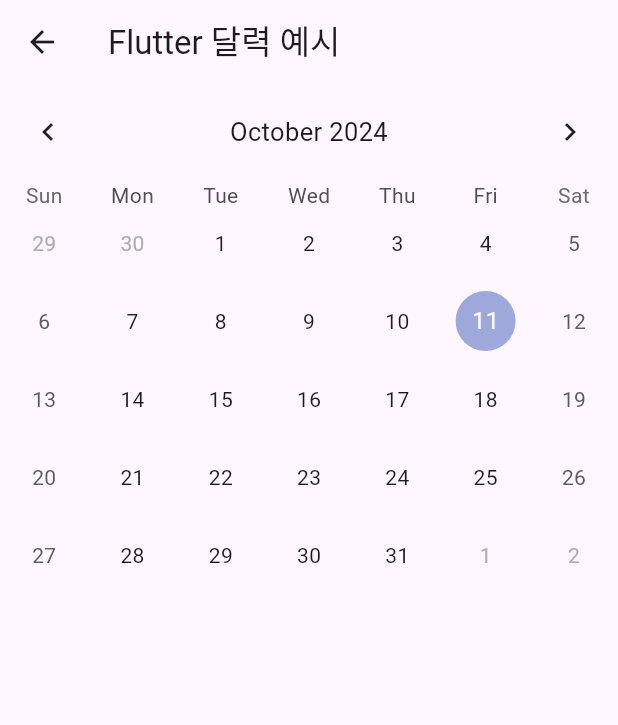
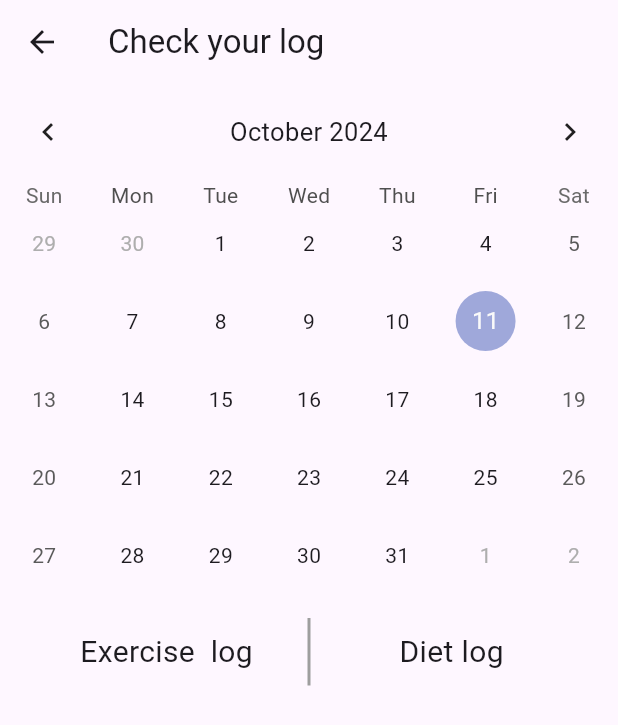
Before and after one commit to qotjwns/SpotUBae, a Flutter app: the CalendarScreen screen opened directly, on a phone screen of 412 x 824 dp. Shown: the top 725 px of the screen. Run offline on Flutter 3.47's test engine with Material 3 defaults, Android fonts, the light colour scheme and no system bars; drawn by our look-alikes of table_calendar; our stand-ins replace font_awesome_flutter.

Commit message:
캘린더 화면 홈화면 수정

```diff
--- a/lib/base/bottom_nav_bar.dart
+++ b/lib/base/bottom_nav_bar.dart
@@ -1,6 +1,5 @@
 import 'package:flutter/material.dart';
 import 'package:group_app/screen/calendar_screen.dart';
-import 'package:group_app/screen/my_routine_screen.dart';
 
 import '../screen/account.dart';
 import '../screen/home_screen.dart';
@@ -17,7 +16,7 @@ class _BottomNavBarState extends State<BottomNavBar> {
     const CalendarScreen(),
     const HomeScreen(),
     const AccountScreen(),
-  ];                          //메인화면 컨트롤
+  ]; //메인화면 컨트롤
   int _indexSelected = 1;
 
   void _onTappedItem(int index) {
@@ -31,7 +30,7 @@ class _BottomNavBarState extends State<BottomNavBar> {
     return Scaffold(
         body: appScreens[_indexSelected],
         bottomNavigationBar: BottomNavigationBar(
-          currentIndex: _indexSelected,
+            currentIndex: _indexSelected,
             onTap: _onTappedItem,
             selectedItemColor: Colors.black,
             items: const [
--- a/lib/date.dart
+++ b/lib/date.dart
@@ -3,11 +3,14 @@ import 'package:intl/intl.dart';
 
 class Date extends StatelessWidget {
   Date({super.key});
+
   final now = DateTime.now();
   String formattedDate = DateFormat('yy.MM.dd').format(DateTime.now());
 
   @override
   Widget build(BuildContext context) {
-    return Text(formattedDate, textAlign: TextAlign.right, style: const TextStyle(fontSize: 25, fontWeight: FontWeight.bold));
+    return Text(formattedDate,
+        textAlign: TextAlign.right,
+        style: const TextStyle(fontSize: 25, fontWeight: FontWeight.bold));
   }
 }
--- a/lib/screen/account.dart
+++ b/lib/screen/account.dart
@@ -1,5 +1,5 @@
 import 'package:flutter/material.dart';
-import 'package:flutter/services.dart'; // SystemNavigator.pop()을 사용하기 위함
+import 'package:flutter/services.dart';
 
 class AccountScreen extends StatelessWidget {
   const AccountScreen({super.key});
@@ -188,6 +188,9 @@ class NumberInputField extends StatelessWidget {
       decoration: const InputDecoration(
         border: InputBorder.none,
       ),
+      onChanged: (value){
+
+      },
     );
   }
 }
--- a/lib/screen/calendar_screen.dart
+++ b/lib/screen/calendar_screen.dart
@@ -17,13 +17,13 @@ class _CalendarScreenState extends State<CalendarScreen> {
   Widget build(BuildContext context) {
     return Scaffold(
       appBar: AppBar(
-        title: Text('Flutter 달력 예시'),
+        title: const Text("Check your log"),
       ),
-      body: Column(
-        children: [
+      body: Column(children: [
         TableCalendar(
+          headerStyle: const HeaderStyle(
+              formatButtonVisible: false, titleCentered: true),
           focusedDay: _focusedDay,
-            headerStyle: HeaderStyle(formatButtonVisible: false, titleCentered: true),
           firstDay: DateTime.utc(2010, 1, 1),
           lastDay: DateTime.utc(2030, 12, 31),
           calendarFormat: _calendarFormat,
@@ -47,8 +47,41 @@ class _CalendarScreenState extends State<CalendarScreen> {
             _focusedDay = focusedDay;
           },
         ),
+        Padding(
+            padding: const EdgeInsets.all(16.0),
+            child: Table(
+              border: const TableBorder(
+                horizontalInside: BorderSide(
+                  width: 2, // 가로줄 두께
+                  color: Colors.grey, // 가로줄 색상
+                  style: BorderStyle.solid,
+                ),
+                verticalInside: BorderSide(
+                  width: 2, // 가로줄 두께
+                  color: Colors.grey, // 가로줄 색상
+                  style: BorderStyle.solid,
+                ),
+              ),
+              children: const [
+                TableRow(
+                  children: [
+                    Padding(
+                      padding: EdgeInsets.all(8.0),
+                      child: Center(
+                          child: Text('Exercise  log',
+                              style: TextStyle(fontSize: 20))),
+                    ),
+                    Padding(
+                      padding: EdgeInsets.all(8.0),
+                      child: Center(
+                          child:
+                              Text('Diet log', style: TextStyle(fontSize: 20))),
+                    ),
                   ],
                 ),
+              ],
+            ))
+      ]),
     );
   }
 }
--- a/lib/screen/first_screen.dart
+++ b/lib/screen/first_screen.dart
@@ -31,17 +31,17 @@ class FirstScreen extends StatelessWidget {
               children: [
                 Text(
                   formattedDate,
-                  style: const TextStyle(fontSize: 25, fontWeight: FontWeight.bold),
+                  style: const TextStyle(
+                      fontSize: 25, fontWeight: FontWeight.bold),
                 ),
               ],
             ),
             const SizedBox(height: 50),
             const Buttons(), // 기존 버튼 사용
+
           ],
         ),
       ),
     );
   }
-
-
 }
--- a/pubspec.yaml
+++ b/pubspec.yaml
@@ -62,10 +62,7 @@ flutter:
   uses-material-design: true
 
   assets:
-    - assets/images/muscle mass.png
-    - assets/images/weight.png
-    - assets/images/body fat.png
-    - assets/images/exit.png
+    - assets/images/
 
 
   # To add assets to your application, add an assets section, like this:
```
Also changed, not shown: lib/base/button/buttons.dart (+7 -7 lines), lib/login/login_screen.dart (+39 -17 lines), lib/screen/home_screen.dart (+36 -5 lines), lib/screen/my_routine_screen.dart (+37 -17 lines), lib/base/button/button_widget.dart (line endings or trailing spaces). Lines whose indentation alone changed are shown as unchanged.
